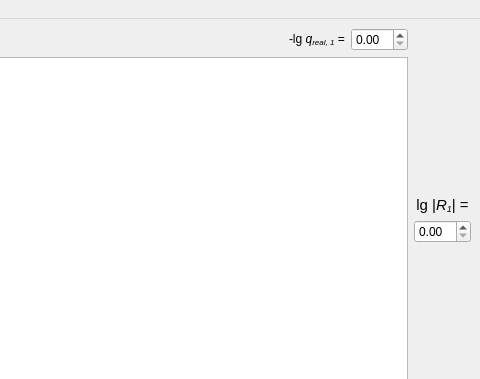
Above: Protection_in_emergencies/risk_calculation/src/forms/main_window.ui from rutsky/semester10 before the change; both pictures show x 310 to 790 and y 0 to 379 of the 790 by 528 pixel window. Below: the same form after it.
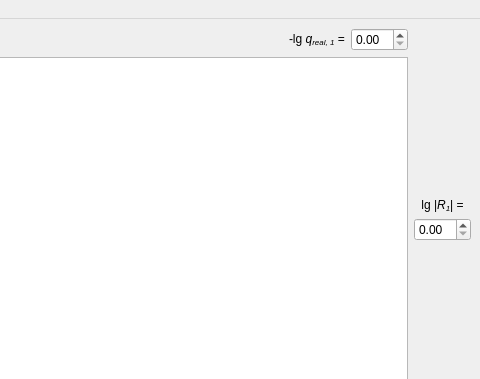
That is the form after the change.

Patch:
```diff
--- a/Protection_in_emergencies/risk_calculation/src/forms/main_window.ui
+++ b/Protection_in_emergencies/risk_calculation/src/forms/main_window.ui
@@ -184,11 +184,7 @@
         <item>
          <widget class="QLabel" name="label_7">
           <property name="text">
-           <string>&lt;!DOCTYPE HTML PUBLIC &quot;-//W3C//DTD HTML 4.0//EN&quot; &quot;http://www.w3.org/TR/REC-html40/strict.dtd&quot;&gt;
-&lt;html&gt;&lt;head&gt;&lt;meta name=&quot;qrichtext&quot; content=&quot;1&quot; /&gt;&lt;style type=&quot;text/css&quot;&gt;
-p, li { white-space: pre-wrap; }
-&lt;/style&gt;&lt;/head&gt;&lt;body style=&quot; font-family:'Ubuntu'; font-size:11pt; font-weight:400; font-style:normal;&quot;&gt;
-&lt;p style=&quot; margin-top:0px; margin-bottom:0px; margin-left:0px; margin-right:0px; -qt-block-indent:0; text-indent:0px;&quot;&gt;lg |&lt;span style=&quot; font-style:italic;&quot;&gt;R&lt;/span&gt;&lt;span style=&quot; font-style:italic; vertical-align:sub;&quot;&gt;1&lt;/span&gt;| =&lt;/p&gt;&lt;/body&gt;&lt;/html&gt;</string>
+           <string>lg |&lt;i&gt;R&lt;sub&gt;1&lt;/sub&gt;&lt;/i&gt;| =</string>
           </property>
           <property name="alignment">
            <set>Qt::AlignCenter</set>
```
Left out of the diff: 4 changed lines with no effect on the pictures.
